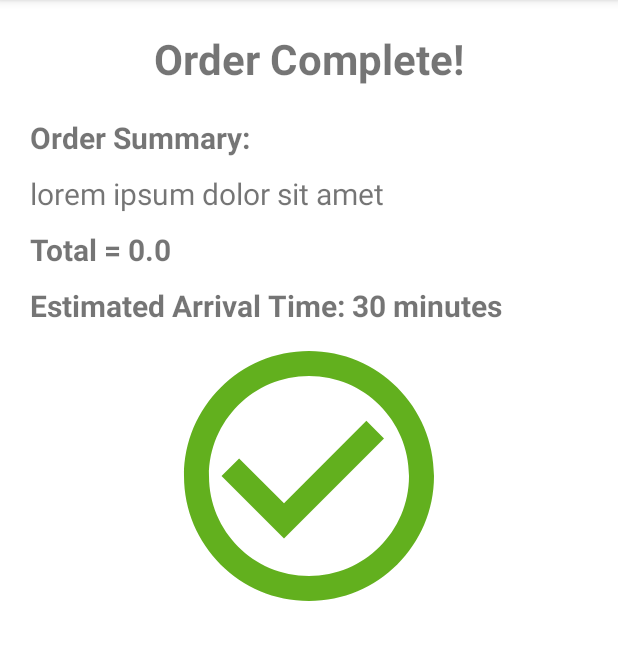
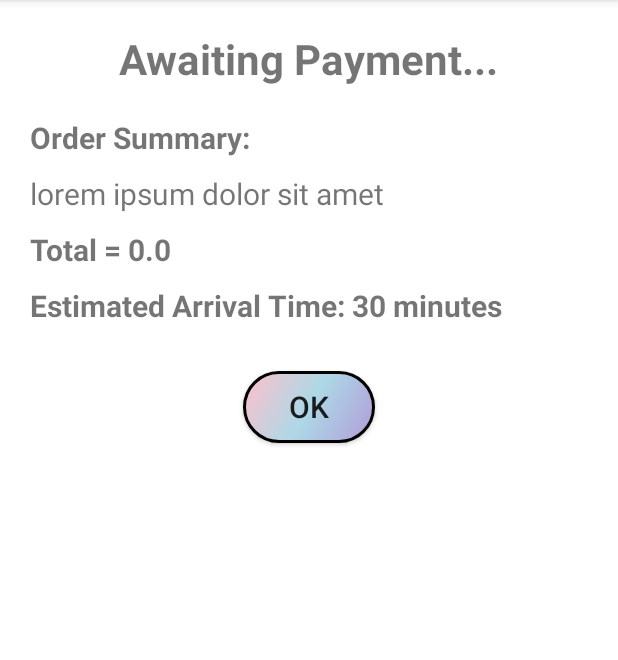
Before and after one commit to david-manalu/punix, an Android app: the CompleteOrderActivity screen opened directly, with no data from a screen before it, on a phone screen of 412 x 824 dp, the part 84-744 px from its top. Run offline under Robolectric (Android 15) with nearby library versions, the phone set to English and light mode, and no system bars; Roboto replaces fonts that are not available here; 7 statements that could not run were skipped.

Commit message:
Order Processing

```diff
--- a/app/src/main/java/com/example/punix/View/CheckoutActivity.kt
+++ b/app/src/main/java/com/example/punix/View/CheckoutActivity.kt
@@ -184,7 +184,7 @@ class CheckoutActivity : AppCompatActivity() {
             } else if (radio.id == R.id.ovo) {
                 "OVO"
             } else {
-                "GoPay"
+                "PayPal"
             }
         }
 
--- a/app/src/main/java/com/example/punix/View/CompleteOrderActivity.kt
+++ b/app/src/main/java/com/example/punix/View/CompleteOrderActivity.kt
@@ -15,7 +15,7 @@ class CompleteOrderActivity : AppCompatActivity() {
     private lateinit var orderItems: TextView
     private var total: Float = 0F
     private lateinit var cart: Cart
-    private lateinit var checkmark: ImageView
+    private lateinit var ok: ImageView
 
     companion object {
         const val TOTAL = "extra_total"
@@ -28,13 +28,13 @@ class CompleteOrderActivity : AppCompatActivity() {
         setContentView(R.layout.order_complete_activity)
         totalBayar = findViewById(R.id.order_total_text)
         orderItems = findViewById(R.id.items)
-        checkmark = findViewById(R.id.order_complete_image)
+        ok = findViewById(R.id.order_complete_ok)
         total = intent.getFloatExtra(TOTAL, 0F)
         cart = intent.getParcelableExtra(EXTRA_CART, Cart::class.java) as Cart
         orderItems.text = summaryBuilder()
         totalBayar.text = "Total = $total"
 
-        checkmark.setOnClickListener {
+        ok.setOnClickListener {
             finish()
             val intent = Intent(this, MainActivity::class.java)
             startActivity(intent)
--- a/app/src/main/res/layout/order_complete_activity.xml
+++ b/app/src/main/res/layout/order_complete_activity.xml
@@ -11,7 +11,7 @@
         android:layout_height="wrap_content"
         android:layout_gravity="center_horizontal"
         android:layout_marginBottom="20dp"
-        android:text="Order Complete!"
+        android:text="Awaiting Payment..."
         android:textSize="28sp"
         android:textStyle="bold" />
 
@@ -62,12 +62,15 @@
         android:textStyle="bold" />
 
     <!-- Order Complete Image -->
-    <ImageView
-        android:id="@+id/order_complete_image"
-        android:layout_width="200dp"
-        android:layout_height="200dp"
+    <androidx.appcompat.widget.AppCompatButton
+        android:id="@+id/order_complete_ok"
+        android:layout_width="wrap_content"
+        android:layout_height="wrap_content"
         android:layout_gravity="center_horizontal"
-        android:clickable="true"
-        android:onClick="onClick"
-        android:src="@drawable/baseline_check_circle_outline_24" />
+        android:text="OK"
+        android:background="@drawable/gradient"
+        android:layout_marginTop="30dp"
+        android:paddingStart="20dp"
+        android:paddingEnd="20dp"
+        android:textSize="20sp"/>
 </LinearLayout>
--- a/app/src/main/res/layout/payment_activity.xml
+++ b/app/src/main/res/layout/payment_activity.xml
@@ -36,12 +36,12 @@
                 android:orientation="vertical">
 
                 <RadioButton
-                    android:id="@+id/gopay"
+                    android:id="@+id/paypal"
                     android:layout_width="wrap_content"
                     android:layout_height="wrap_content"
                     android:layout_gravity="center_vertical"
                     android:layout_marginStart="20dp"
-                    android:drawableEnd="@drawable/gopayimage"
+                    android:drawableEnd="@drawable/paypallogo"
                     android:textColor="#333333"
                     android:textSize="18sp"
                     android:textStyle="bold" />
```
Also changed, not shown: app/src/main/res/drawable/paypallogo.xml (added, +7 -0 lines), app/src/main/res/drawable/paypal.png (added).
